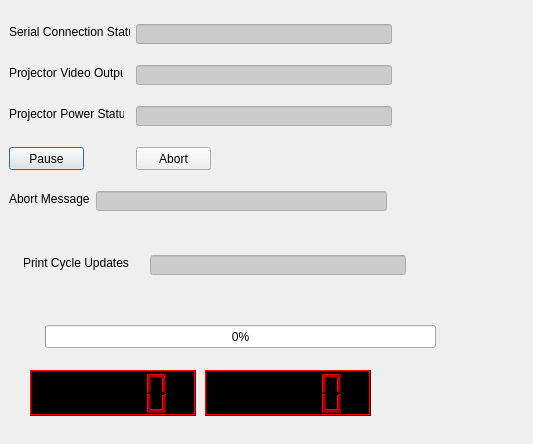
Above: B9Creator/b9print.ui from B9Creations/B9Creator before the change. Below: the same form after it.
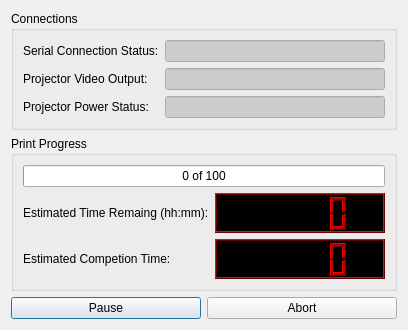
That is the form after the change.

Commit message: Lamp life exposure time adjustments, etc.

Patch:
```diff
--- a/B9Creator/b9print.ui
+++ b/B9Creator/b9print.ui
@@ -6,10 +6,16 @@
    <rect>
     <x>0</x>
     <y>0</y>
-    <width>533</width>
-    <height>444</height>
+    <width>377</width>
+    <height>304</height>
    </rect>
   </property>
+  <property name="sizePolicy">
+   <sizepolicy hsizetype="Preferred" vsizetype="Preferred">
+    <horstretch>0</horstretch>
+    <verstretch>0</verstretch>
+   </sizepolicy>
+  </property>
   <property name="palette">
    <palette>
     <active>
@@ -50,28 +56,22 @@
   <property name="windowTitle">
    <string>Dialog</string>
   </property>
+  <layout class="QGridLayout" name="gridLayout_3">
+   <item row="0" column="0" colspan="2">
+    <widget class="QGroupBox" name="groupBox_2">
+     <property name="title">
+      <string>Connections</string>
+     </property>
+     <layout class="QGridLayout" name="gridLayout_2">
+      <item row="0" column="0">
   <widget class="QLabel" name="label">
-   <property name="geometry">
-    <rect>
-     <x>9</x>
-     <y>24</y>
-     <width>121</width>
-     <height>16</height>
-    </rect>
-   </property>
    <property name="text">
     <string>Serial Connection Status:</string>
    </property>
   </widget>
+      </item>
+      <item row="0" column="1">
   <widget class="QLineEdit" name="lineEditSerialStatus">
-   <property name="geometry">
-    <rect>
-     <x>136</x>
-     <y>24</y>
-     <width>256</width>
-     <height>20</height>
-    </rect>
-   </property>
    <property name="palette">
     <palette>
      <active>
@@ -136,32 +136,29 @@
      </disabled>
     </palette>
    </property>
+        <property name="toolTip">
+         <string>Status of the USB serial port connection.</string>
+        </property>
+        <property name="whatsThis">
+         <string>Status of the USB serial port connection.  Printing will abort if this connection is lost.</string>
+        </property>
+        <property name="text">
+         <string/>
+        </property>
    <property name="readOnly">
     <bool>true</bool>
    </property>
   </widget>
+      </item>
+      <item row="1" column="0">
   <widget class="QLabel" name="label_2">
-   <property name="geometry">
-    <rect>
-     <x>9</x>
-     <y>65</y>
-     <width>114</width>
-     <height>16</height>
-    </rect>
-   </property>
    <property name="text">
     <string>Projector Video Output:</string>
    </property>
   </widget>
+      </item>
+      <item row="1" column="1">
   <widget class="QLineEdit" name="lineEditProjectorOutput">
-   <property name="geometry">
-    <rect>
-     <x>136</x>
-     <y>65</y>
-     <width>256</width>
-     <height>20</height>
-    </rect>
-   </property>
    <property name="palette">
     <palette>
      <active>
@@ -226,122 +223,26 @@
      </disabled>
     </palette>
    </property>
-   <property name="readOnly">
-    <bool>true</bool>
-   </property>
-  </widget>
-  <widget class="QLabel" name="label_3">
-   <property name="geometry">
-    <rect>
-     <x>9</x>
-     <y>191</y>
-     <width>81</width>
-     <height>16</height>
-    </rect>
-   </property>
-   <property name="text">
-    <string>Abort Messages:</string>
-   </property>
-  </widget>
-  <widget class="QLineEdit" name="lineEditAbortMsgs">
-   <property name="geometry">
-    <rect>
-     <x>96</x>
-     <y>191</y>
-     <width>291</width>
-     <height>20</height>
-    </rect>
-   </property>
-   <property name="palette">
-    <palette>
-     <active>
-      <colorrole role="Text">
-       <brush brushstyle="SolidPattern">
-        <color alpha="255">
-         <red>0</red>
-         <green>0</green>
-         <blue>127</blue>
-        </color>
-       </brush>
-      </colorrole>
-      <colorrole role="Base">
-       <brush brushstyle="SolidPattern">
-        <color alpha="255">
-         <red>204</red>
-         <green>204</green>
-         <blue>204</blue>
-        </color>
-       </brush>
-      </colorrole>
-     </active>
-     <inactive>
-      <colorrole role="Text">
-       <brush brushstyle="SolidPattern">
-        <color alpha="255">
-         <red>0</red>
-         <green>0</green>
-         <blue>127</blue>
-        </color>
-       </brush>
-      </colorrole>
-      <colorrole role="Base">
-       <brush brushstyle="SolidPattern">
-        <color alpha="255">
-         <red>204</red>
-         <green>204</green>
-         <blue>204</blue>
-        </color>
-       </brush>
-      </colorrole>
-     </inactive>
-     <disabled>
-      <colorrole role="Text">
-       <brush brushstyle="SolidPattern">
-        <color alpha="255">
-         <red>120</red>
-         <green>120</green>
-         <blue>120</blue>
-        </color>
-       </brush>
-      </colorrole>
-      <colorrole role="Base">
-       <brush brushstyle="SolidPattern">
-        <color alpha="255">
-         <red>240</red>
-         <green>240</green>
-         <blue>240</blue>
-        </color>
-       </brush>
-      </colorrole>
-     </disabled>
-    </palette>
-   </property>
+        <property name="toolTip">
+         <string>Video Port Output used by Projector.</string>
+        </property>
+        <property name="whatsThis">
+         <string>Video Port Output used by Projector.  The port used should be set to the native resolution of the projector (1024 x 768 for the Vivitek D535).</string>
+        </property>
    <property name="readOnly">
     <bool>true</bool>
    </property>
   </widget>
+      </item>
+      <item row="2" column="0">
   <widget class="QLabel" name="label_4">
-   <property name="geometry">
-    <rect>
-     <x>9</x>
-     <y>106</y>
-     <width>115</width>
-     <height>16</height>
-    </rect>
-   </property>
    <property name="text">
     <string>Projector Power Status:</string>
    </property>
   </widget>
+      </item>
+      <item row="2" column="1">
   <widget class="QLineEdit" name="lineEditProjectorStatus">
-   <property name="geometry">
-    <rect>
-     <x>136</x>
-     <y>106</y>
-     <width>256</width>
-     <height>20</height>
-    </rect>
-   </property>
    <property name="palette">
     <palette>
      <active>
@@ -406,150 +307,56 @@
      </disabled>
     </palette>
    </property>
-   <property name="readOnly">
-    <bool>true</bool>
-   </property>
-  </widget>
-  <widget class="QPushButton" name="pushButtonPauseResume">
-   <property name="geometry">
-    <rect>
-     <x>9</x>
-     <y>147</y>
-     <width>75</width>
-     <height>23</height>
-    </rect>
-   </property>
-   <property name="text">
-    <string>Pause</string>
-   </property>
-  </widget>
-  <widget class="QPushButton" name="pushButtonAbort">
-   <property name="geometry">
-    <rect>
-     <x>136</x>
-     <y>147</y>
-     <width>75</width>
-     <height>23</height>
-    </rect>
-   </property>
-   <property name="text">
-    <string>Abort</string>
-   </property>
-  </widget>
-  <widget class="QLabel" name="label_5">
-   <property name="geometry">
-    <rect>
-     <x>23</x>
-     <y>255</y>
-     <width>115</width>
-     <height>16</height>
-    </rect>
-   </property>
-   <property name="text">
-    <string>Print Cycle Updates</string>
-   </property>
-  </widget>
-  <widget class="QLineEdit" name="lineEditPrintCycleUpdates">
-   <property name="geometry">
-    <rect>
-     <x>150</x>
-     <y>255</y>
-     <width>256</width>
-     <height>20</height>
-    </rect>
-   </property>
-   <property name="palette">
-    <palette>
-     <active>
-      <colorrole role="Text">
-       <brush brushstyle="SolidPattern">
-        <color alpha="255">
-         <red>0</red>
-         <green>0</green>
-         <blue>127</blue>
-        </color>
-       </brush>
-      </colorrole>
-      <colorrole role="Base">
-       <brush brushstyle="SolidPattern">
-        <color alpha="255">
-         <red>204</red>
-         <green>204</green>
-         <blue>204</blue>
-        </color>
-       </brush>
-      </colorrole>
-     </active>
-     <inactive>
-      <colorrole role="Text">
-       <brush brushstyle="SolidPattern">
-        <color alpha="255">
-         <red>0</red>
-         <green>0</green>
-         <blue>127</blue>
-        </color>
-       </brush>
-      </colorrole>
-      <colorrole role="Base">
-       <brush brushstyle="SolidPattern">
-        <color alpha="255">
-         <red>204</red>
-         <green>204</green>
-         <blue>204</blue>
-        </color>
-       </brush>
-      </colorrole>
-     </inactive>
-     <disabled>
-      <colorrole role="Text">
-       <brush brushstyle="SolidPattern">
-        <color alpha="255">
-         <red>120</red>
-         <green>120</green>
-         <blue>120</blue>
-        </color>
-       </brush>
-      </colorrole>
-      <colorrole role="Base">
-       <brush brushstyle="SolidPattern">
-        <color alpha="255">
-         <red>240</red>
-         <green>240</green>
-         <blue>240</blue>
-        </color>
-       </brush>
-      </colorrole>
-     </disabled>
-    </palette>
-   </property>
+        <property name="toolTip">
+         <string>Current Projector Power Status.</string>
+        </property>
+        <property name="whatsThis">
+         <string>Current Projector Power Status.  First we TURN ON, then WARM UP.  Printing begins once the state is ON.  Projector is powerd off automatically when finished or aborted.</string>
+        </property>
    <property name="readOnly">
     <bool>true</bool>
    </property>
   </widget>
+      </item>
+     </layout>
+    </widget>
+   </item>
+   <item row="1" column="0" colspan="2">
+    <widget class="QGroupBox" name="groupBox">
+     <property name="title">
+      <string>Print Progress</string>
+     </property>
+     <layout class="QGridLayout" name="gridLayout">
+      <item row="0" column="1" colspan="2">
   <widget class="QProgressBar" name="progressBarPrintProgress">
-   <property name="geometry">
-    <rect>
-     <x>45</x>
-     <y>325</y>
-     <width>391</width>
-     <height>23</height>
-    </rect>
+        <property name="toolTip">
+         <string>Print progress bar showing layers completed.</string>
+        </property>
+        <property name="whatsThis">
+         <string>Print progress bar showing layers completed.</string>
    </property>
    <property name="value">
     <number>0</number>
    </property>
-   <property name="textVisible">
-    <bool>true</bool>
-   </property>
-  </widget>
+        <property name="format">
+         <string>%v of %m</string>
+        </property>
+       </widget>
+      </item>
+      <item row="1" column="1">
+       <widget class="QLabel" name="label_3">
+        <property name="text">
+         <string>Estimated Time Remaing (hh:mm):</string>
+        </property>
+       </widget>
+      </item>
+      <item row="2" column="2">
   <widget class="QLCDNumber" name="lcdNumberTime">
-   <property name="geometry">
-    <rect>
-     <x>205</x>
-     <y>370</y>
-     <width>166</width>
-     <height>46</height>
-    </rect>
+        <property name="minimumSize">
+         <size>
+          <width>170</width>
+          <height>40</height>
+         </size>
    </property>
    <property name="palette">
     <palette>
@@ -736,14 +543,14 @@
     <double>0.000000000000000</double>
    </property>
   </widget>
+      </item>
+      <item row="1" column="2">
   <widget class="QLCDNumber" name="lcdNumberTimeRemaining">
-   <property name="geometry">
-    <rect>
-     <x>30</x>
-     <y>370</y>
-     <width>166</width>
-     <height>46</height>
-    </rect>
+        <property name="minimumSize">
+         <size>
+          <width>0</width>
+          <height>40</height>
+         </size>
    </property>
    <property name="palette">
     <palette>
@@ -930,7 +737,52 @@
     <double>0.000000000000000</double>
    </property>
   </widget>
- </widget>
+      </item>
+      <item row="2" column="1">
+       <widget class="QLabel" name="label_5">
+        <property name="text">
+         <string>Estimated Competion Time:</string>
+        </property>
+       </widget>
+      </item>
+     </layout>
+    </widget>
+   </item>
+   <item row="2" column="0">
+    <widget class="QPushButton" name="pushButtonPauseResume">
+     <property name="toolTip">
+      <string>Click to Pause/Resume the print process.</string>
+     </property>
+     <property name="whatsThis">
+      <string>Click to Pause/Resume the print process.  Once clicked, it the printer will complete the current cycle.  Once completed you may use the manual switches to raise and examine the print in progress.  When ready, click this button again to resume.  The printer will automatically move the object into the correct position to resume printing.  CAUTION:  Pausing the print may result in a visible &quot;artifact&quot; or &quot;line&quot; at the layer where paused.</string>
+     </property>
+     <property name="text">
+      <string>Pause</string>
+     </property>
+    </widget>
+   </item>
+   <item row="2" column="1">
+    <widget class="QPushButton" name="pushButtonAbort">
+     <property name="toolTip">
+      <string>Abort the printing process.</string>
+     </property>
+     <property name="whatsThis">
+      <string>Abort the printing process.  Active after printer has warmed up.</string>
+     </property>
+     <property name="text">
+      <string>Abort</string>
+     </property>
+    </widget>
+   </item>
+  </layout>
+ </widget>
+ <tabstops>
+  <tabstop>lineEditSerialStatus</tabstop>
+  <tabstop>lineEditProjectorOutput</tabstop>
+  <tabstop>lineEditProjectorStatus</tabstop>
+  <tabstop>pushButtonPauseResume</tabstop>
+  <tabstop>pushButtonAbort</tabstop>
+ </tabstops>
  <resources/>
  <connections/>
 </ui>
```
Left out of the diff: 14 changed lines with no effect on the pictures. Lines whose indentation alone changed are shown as unchanged. The commit also changes 9 other files.
